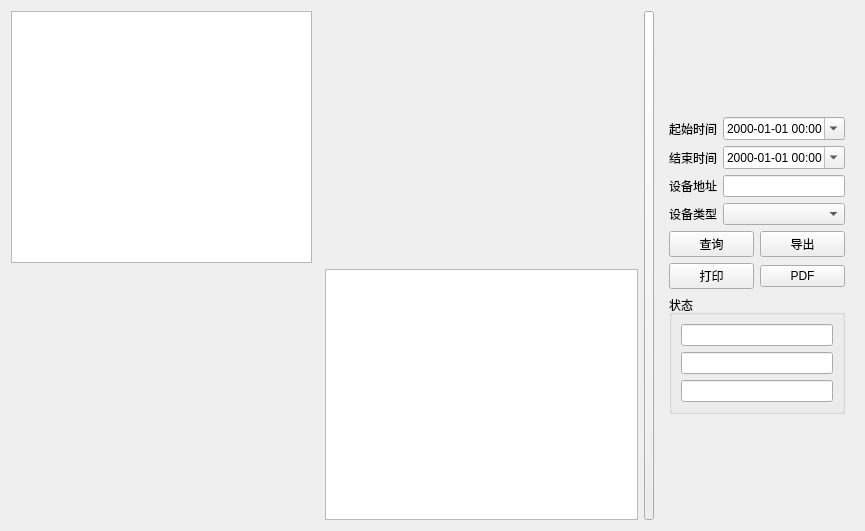
The window that SpreadSheet/historyanalysisform/historyanalysisform.ui (MelonSuika/EmonitorSys) describes before a commit, drawn with Qt 5.
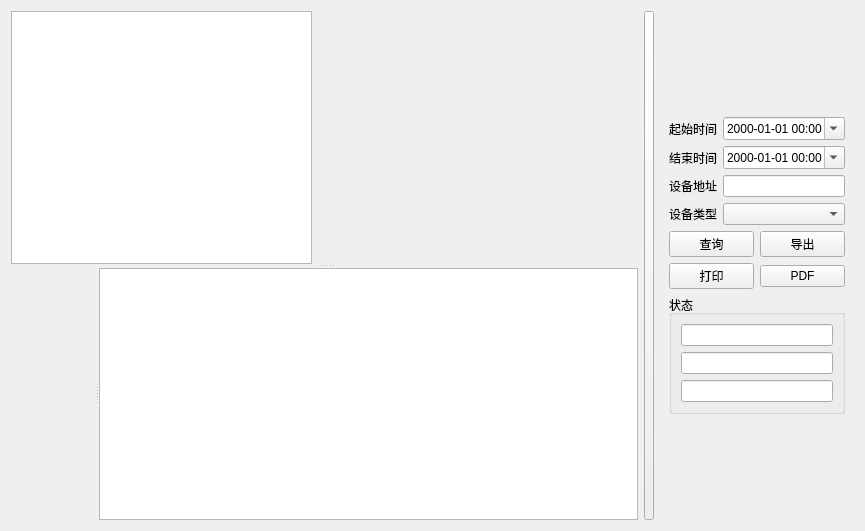
The same window after the commit. Custom widgets are drawn as their Qt base class.

The edit to the form file:
```diff
--- a/SpreadSheet/historyanalysisform/historyanalysisform.ui
+++ b/SpreadSheet/historyanalysisform/historyanalysisform.ui
@@ -13,10 +13,13 @@
   <property name="windowTitle">
    <string>analysis&amp;statistics</string>
   </property>
-  <layout class="QHBoxLayout" name="horizontalLayout_central" stretch="4,1">
+  <layout class="QHBoxLayout" name="horizontalLayout" stretch="4,1">
    <item>
-    <layout class="QVBoxLayout" name="verticalLayout_2">
-     <item>
+    <widget class="QSplitter" name="splitter_2">
+     <property name="orientation">
+      <enum>Qt::Vertical</enum>
+     </property>
+     <widget class="QWidget" name="">
       <layout class="QHBoxLayout" name="horizontalLayout_2">
        <item>
         <layout class="QHBoxLayout" name="horizontalLayout_5">
@@ -53,11 +56,13 @@
         </spacer>
        </item>
       </layout>
-     </item>
-     <item>
-      <layout class="QHBoxLayout" name="horizontalLayout_3">
-       <item>
-        <layout class="QHBoxLayout" name="horizontalLayout">
+     </widget>
+     <widget class="QSplitter" name="splitter">
+      <property name="orientation">
+       <enum>Qt::Horizontal</enum>
+      </property>
+      <widget class="QWidget" name="">
+       <layout class="QHBoxLayout" name="horizontalLayout_reserve">
          <item>
           <spacer name="horizontalSpacer_2">
            <property name="orientation">
@@ -72,17 +77,16 @@
           </spacer>
          </item>
         </layout>
-       </item>
-       <item>
-        <layout class="QHBoxLayout" name="horizontalLayout_4">
+      </widget>
+      <widget class="QWidget" name="">
+       <layout class="QHBoxLayout" name="horizontalLayout_dataSheet">
          <item>
           <widget class="QTableWidget" name="tableWidget_deviceStatisInfo"/>
          </item>
         </layout>
-       </item>
-      </layout>
-     </item>
-    </layout>
+      </widget>
+     </widget>
+    </widget>
    </item>
    <item>
     <layout class="QHBoxLayout" name="horizontalLayout_right">
```
Lines whose indentation alone changed are shown as unchanged.
